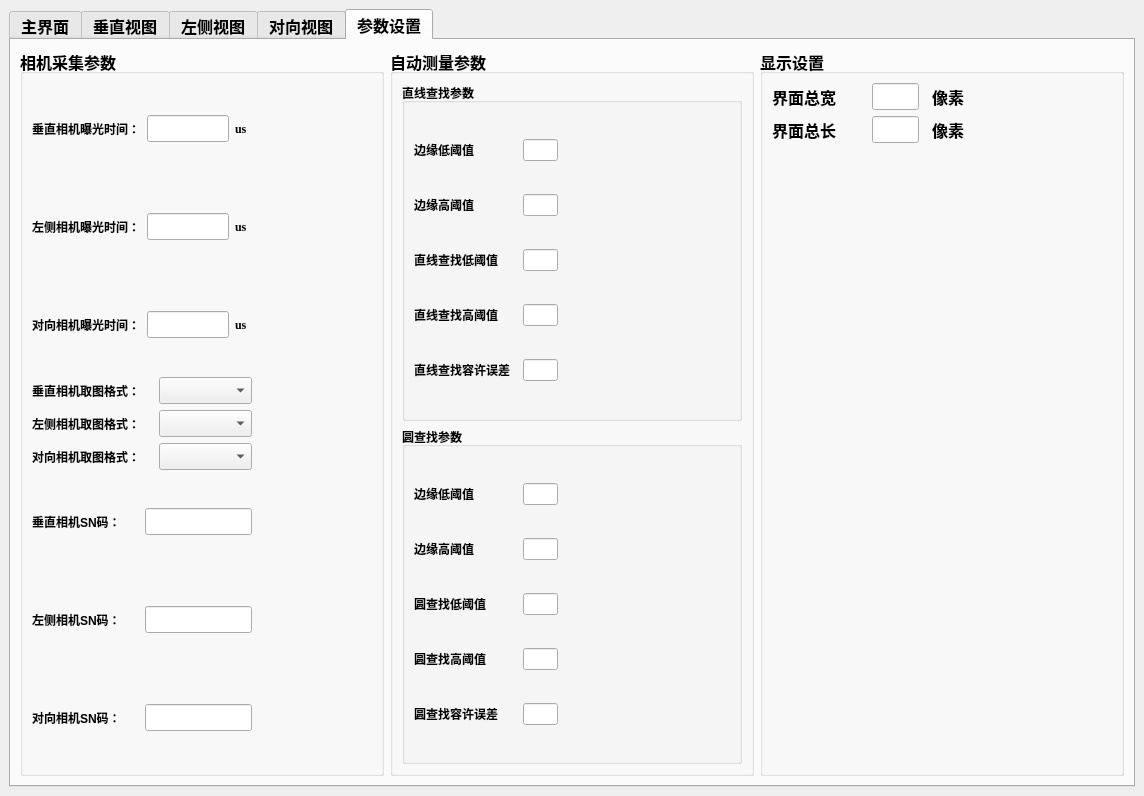
Before: the Qt Designer form mainwindow.ui in NicoleKJ9721/MutiCamApp, drawn with Qt 5.
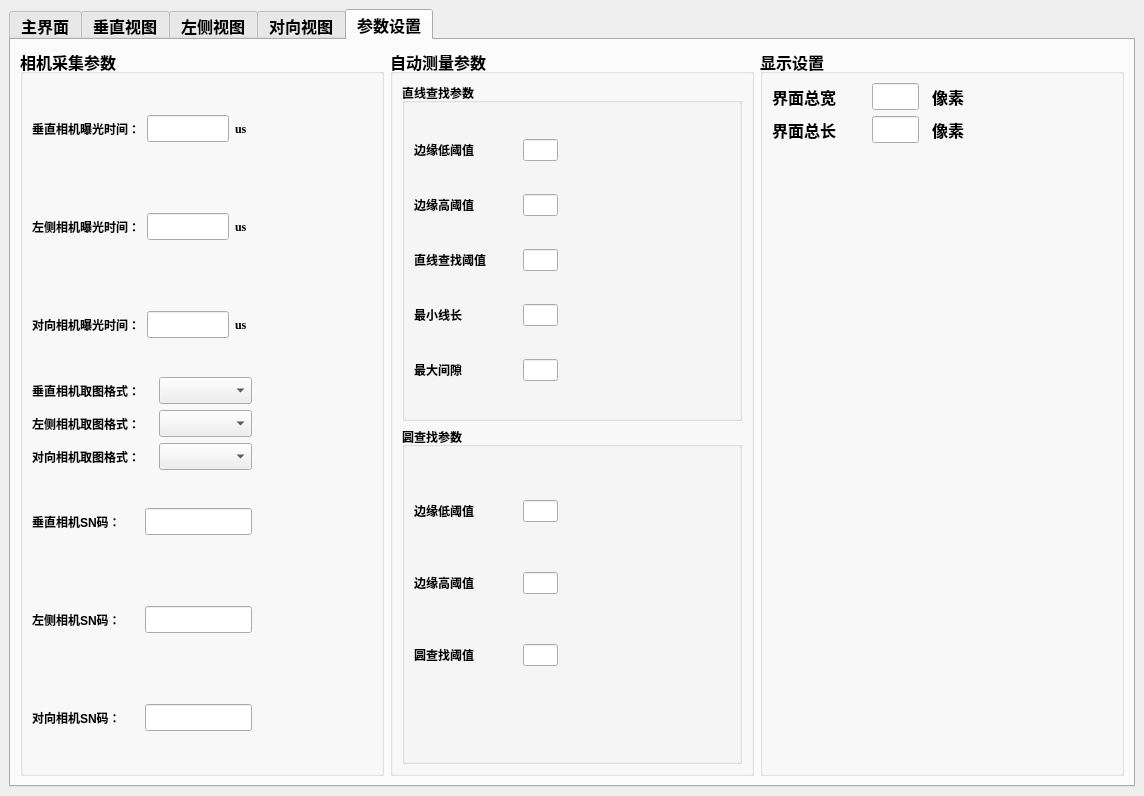
After: the same form once the commit is applied. The open tabs and pages were chosen to show the change.

```diff
--- a/mainwindow.ui
+++ b/mainwindow.ui
@@ -2341,7 +2341,7 @@
                   <item>
                    <widget class="QLabel" name="label_26">
                     <property name="text">
-                     <string>直线查找低阈值</string>
+                     <string>直线查找阈值</string>
                     </property>
                     <property name="alignment">
                      <set>Qt::AlignLeading|Qt::AlignLeft|Qt::AlignVCenter</set>
@@ -2375,7 +2375,7 @@
                   <item>
                    <widget class="QLabel" name="label_29">
                     <property name="text">
-                     <string>直线查找高阈值</string>
+                     <string>最小线长</string>
                     </property>
                     <property name="alignment">
                      <set>Qt::AlignLeading|Qt::AlignLeft|Qt::AlignVCenter</set>
@@ -2409,7 +2409,7 @@
                   <item>
                    <widget class="QLabel" name="label_25">
                     <property name="text">
-                     <string>直线查找容许误差</string>
+                     <string>最大间隙</string>
                     </property>
                     <property name="alignment">
                      <set>Qt::AlignLeading|Qt::AlignLeft|Qt::AlignVCenter</set>
@@ -2519,7 +2519,7 @@
                   <item>
                    <widget class="QLabel" name="label_22">
                     <property name="text">
-                     <string>圆查找低阈值</string>
+                     <string>圆查找阈值</string>
                     </property>
                     <property name="alignment">
                      <set>Qt::AlignLeading|Qt::AlignLeft|Qt::AlignVCenter</set>
@@ -2549,24 +2549,7 @@
                  </layout>
                 </item>
                 <item>
-                 <layout class="QHBoxLayout" name="horizontalLayout_31" stretch="3,1,5">
-                  <item>
-                   <widget class="QLabel" name="label_23">
-                    <property name="text">
-                     <string>圆查找高阈值</string>
-                    </property>
-                    <property name="alignment">
-                     <set>Qt::AlignLeading|Qt::AlignLeft|Qt::AlignVCenter</set>
-                    </property>
-                   </widget>
-                  </item>
-                  <item>
-                   <widget class="QLineEdit" name="ledCircleHigh">
-                    <property name="text">
-                     <string/>
-                    </property>
-                   </widget>
-                  </item>
+                 <layout class="QHBoxLayout" name="horizontalLayout_31" stretch="5">
                   <item>
                    <spacer name="horizontalSpacer_20">
                     <property name="orientation">
@@ -2583,24 +2566,7 @@
                  </layout>
                 </item>
                 <item>
-                 <layout class="QHBoxLayout" name="horizontalLayout_32" stretch="3,1,5">
-                  <item>
-                   <widget class="QLabel" name="label_24">
-                    <property name="text">
-                     <string>圆查找容许误差</string>
-                    </property>
-                    <property name="alignment">
-                     <set>Qt::AlignLeading|Qt::AlignLeft|Qt::AlignVCenter</set>
-                    </property>
-                   </widget>
-                  </item>
-                  <item>
-                   <widget class="QLineEdit" name="ledCircleDetTol">
-                    <property name="text">
-                     <string/>
-                    </property>
-                   </widget>
-                  </item>
+                 <layout class="QHBoxLayout" name="horizontalLayout_32" stretch="5">
                   <item>
                    <spacer name="horizontalSpacer_21">
                     <property name="orientation">
```
Left out of the diff: 10 changed lines with no effect on the pictures.
